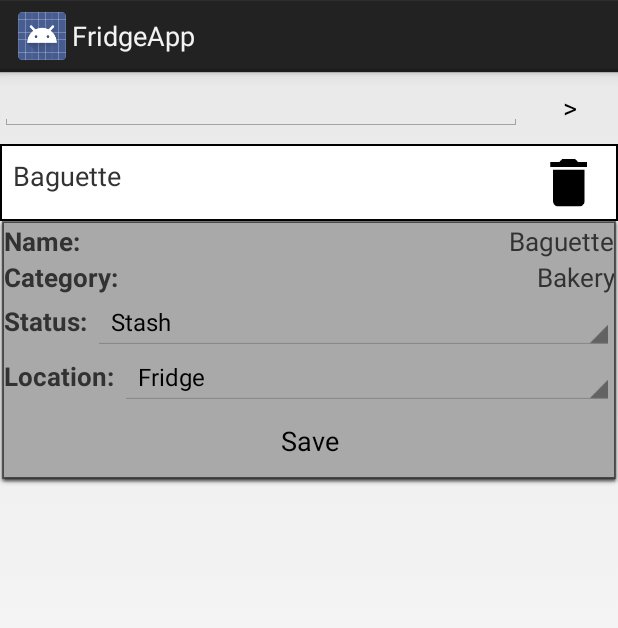
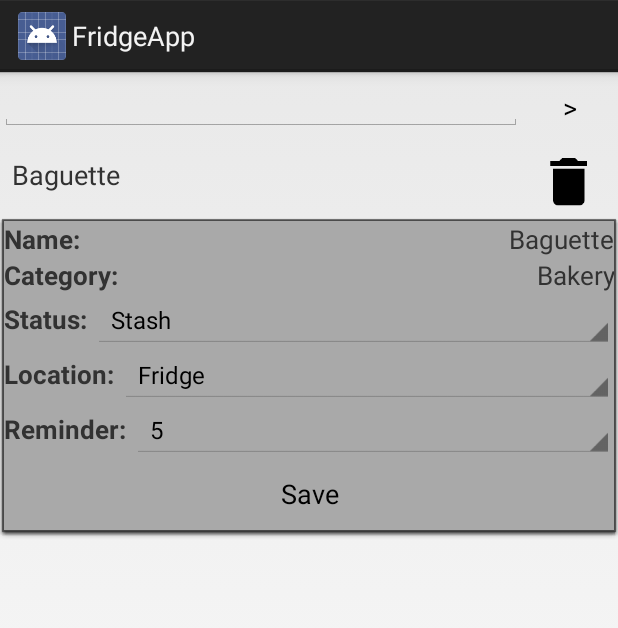
Before and after one commit to mfranklin128/FridgeApp, an Android app: the fragment StashFragment shown on its own in the app's theme, after a tap on "Baguette", on a phone screen of 412 x 824 dp. Shown: the top 628 px of the screen. Run offline under Robolectric (Android 15) with nearby library versions, the phone set to English and light mode, and no system bars.

Commit message:
added more Reminder functionality, incorporating into Item Detail card

```diff
--- a/app/src/main/java/com/mfranklin/fridgeapp/MainActivity.java
+++ b/app/src/main/java/com/mfranklin/fridgeapp/MainActivity.java
@@ -32,11 +32,7 @@ public class MainActivity extends Activity
         // as you specify a parent activity in AndroidManifest.xml.
         int id = item.getItemId();
 
-        //noinspection SimplifiableIfStatement
-        if (id == R.id.action_settings) {
-            return true;
-        }
-        else if (id == R.id.action_shopping_list) {
+        if (id == R.id.action_shopping_list) {
             MyFragmentManager.displayShoppingListFragment(this, false);
         }
         else if (id == R.id.action_add_item) {
--- a/app/src/main/java/com/mfranklin/fridgeapp/adapters/FoodItemAdapter.java
+++ b/app/src/main/java/com/mfranklin/fridgeapp/adapters/FoodItemAdapter.java
@@ -1,28 +1,29 @@
 package com.mfranklin.fridgeapp.adapters;
 
 import android.content.Context;
-import android.database.DataSetObserver;
+import android.database.sqlite.SQLiteDatabase;
 import android.graphics.Color;
 import android.util.Log;
 import android.view.LayoutInflater;
 import android.view.View;
-import android.view.ViewGroup;
 import android.widget.AdapterView;
 import android.widget.ArrayAdapter;
 import android.widget.BaseAdapter;
 import android.widget.Button;
 import android.widget.Filter;
 import android.widget.Spinner;
-import android.widget.SpinnerAdapter;
 import android.widget.TextView;
 import android.widget.Toast;
 
-import com.mfranklin.fridgeapp.Constants;
-import com.mfranklin.fridgeapp.FoodItem;
+import com.mfranklin.fridgeapp.data_model.Constants;
+import com.mfranklin.fridgeapp.data_model.FoodItem;
 import com.mfranklin.fridgeapp.R;
+import com.mfranklin.fridgeapp.data_model.Reminder;
 
 import java.util.ArrayList;
 import java.util.Arrays;
+import java.util.Calendar;
+import java.util.Date;
 import java.util.HashSet;
 import java.util.Set;
 
@@ -158,6 +159,7 @@ abstract class FoodItemAdapter extends BaseAdapter {
         // Set up status spinner and location spinner
         Spinner statuses = (Spinner) detailCardView.findViewById(R.id.detail_card_status_vals);
         final Spinner locations = (Spinner) detailCardView.findViewById(R.id.detail_card_location_vals);
+        final Spinner reminderPicker = (Spinner) detailCardView.findViewById(R.id.detail_card_reminder_length);
         String[] statusVals = Constants.statusStrings;
         String[] locationVals = Constants.locationStrings;
         // set adapters
@@ -182,8 +184,14 @@ abstract class FoodItemAdapter extends BaseAdapter {
                 int newStatus = Constants.stringToStatus((String) parent.getItemAtPosition(position));
                 thisFoodItem.setStatus(newStatus);
                 // If the item is in the stash, it has a location, potentially
-                if (newStatus == Constants.STATUS_STASH) locations.setVisibility(View.VISIBLE);
-                else locations.setVisibility(View.INVISIBLE);
+                if (newStatus == Constants.STATUS_STASH) {
+                    locations.setVisibility(View.VISIBLE);
+                    reminderPicker.setVisibility(View.VISIBLE);
+                }
+                else {
+                    locations.setVisibility(View.INVISIBLE);
+                    reminderPicker.setVisibility(View.INVISIBLE);
+                }
             }
 
             @Override
@@ -203,6 +211,40 @@ abstract class FoodItemAdapter extends BaseAdapter {
 
             }
         });
+        // Set up reminder text
+        Integer[] reminderVals = new Integer[30];
+        for (int i = 0; i < reminderVals.length; i++) {
+            reminderVals[i] = i+1; // display days 1 - 60
+        }
+        reminderPicker.setAdapter(new ArrayAdapter<Integer>(ctx, android.R.layout.simple_spinner_item, reminderVals));
+        // set up initial value, if any
+        Calendar today = Calendar.getInstance();
+        final int NUM_MILLIS_PER_DAY = 1000*60*60*24;
+        Reminder rem = Reminder.getFoodItemReminder(thisFoodItem.db, thisFoodItem);
+        if (rem == null) {
+            rem = new Reminder(thisFoodItem.db);
+            rem.setStartDate(Calendar.getInstance().getTime());
+            rem.setDurationDays(thisFoodItem.type.default_reminder);
+        }
+        Calendar startCal = Calendar.getInstance(); startCal.setTime(rem.getStartDate());
+        startCal.add(Calendar.DATE, rem.getDurationDays());
+        long endTime = startCal.getTime().getTime();
+
+        long difference = (endTime - today.getTime().getTime()) / (NUM_MILLIS_PER_DAY);
+        reminderPicker.setSelection((int) difference - 1); // this isn't great, but whatever, for now. don't worry about long vs int, and subtract 1 to get the index
+        // set up onSelected
+        final Reminder finalRem = rem;
+        reminderPicker.setOnItemSelectedListener(new AdapterView.OnItemSelectedListener() {
+            @Override
+            public void onItemSelected(AdapterView<?> parent, View view, int position, long id) {
+                finalRem.setDurationDays(position + 1);
+            }
+
+            @Override
+            public void onNothingSelected(AdapterView<?> parent) {
+
+            }
+        });
 
         // Set up save() button
         Button saveButton = (Button) detailCardView.findViewById(R.id.detail_card_save_button);
@@ -210,7 +252,15 @@ abstract class FoodItemAdapter extends BaseAdapter {
             @Override
             public void onClick(View v) {
                 thisFoodItem.save();
-
+                if (thisFoodItem.getStatus() == Constants.STATUS_STASH) {
+                    finalRem.save();
+                }
+                else {
+                    if (finalRem.getId() != -1) {
+                        // the reminder existed, but now the item is going on the list, so we delete it
+                        finalRem.delete();
+                    }
+                }
                 Toast confirm = Toast.makeText(ctx, "Updated", Toast.LENGTH_SHORT);
                 confirm.show();
             }
--- a/app/src/main/java/com/mfranklin/fridgeapp/Constants.java
+++ b/app/src/main/java/com/mfranklin/fridgeapp/data_model/Constants.java
@@ -1,4 +1,4 @@
-package com.mfranklin.fridgeapp;
+package com.mfranklin.fridgeapp.data_model;
 
 import android.content.Context;
 import android.content.res.Resources;
--- a/app/src/main/java/com/mfranklin/fridgeapp/FoodTypePrePopulateData.java
+++ b/app/src/main/java/com/mfranklin/fridgeapp/data_model/FoodTypePrePopulateData.java
@@ -1,4 +1,4 @@
-package com.mfranklin.fridgeapp;
+package com.mfranklin.fridgeapp.data_model;
 
 public class FoodTypePrePopulateData {
 	public String[] names = new String[155];
--- a/app/src/main/java/com/mfranklin/fridgeapp/FridgeAppDbHelper.java
+++ b/app/src/main/java/com/mfranklin/fridgeapp/data_model/FridgeAppDbHelper.java
@@ -1,4 +1,4 @@
-package com.mfranklin.fridgeapp;
+package com.mfranklin.fridgeapp.data_model;
 
 import android.content.ContentValues;
 import android.content.Context;
@@ -39,18 +39,30 @@ public class FridgeAppDbHelper extends SQLiteOpenHelper {
                     ") REFERENCES " + FridgeAppContract.FoodTypeEntry.TABLE_NAME + "(" + FridgeAppContract.FoodTypeEntry.COLUMN_NAME_NAME + ")" +
                     " )";
 
+    public static final String REMINDER_SQL_CREATE_STMTS =
+            "CREATE TABLE IF NOT EXISTS " + FridgeAppContract.ReminderEntry.TABLE_NAME + " (" +
+                    FridgeAppContract.ReminderEntry._ID + " INTEGER PRIMARY KEY," +
+                    FridgeAppContract.ReminderEntry.COLUMN_NAME_FOOD_ITEM + " NOT NULL," +
+                    FridgeAppContract.ReminderEntry.COLUMN_NAME_START_DATE + " NOT NULL," +
+                    FridgeAppContract.ReminderEntry.COLUMN_NAME_DURATION_DAYS + " INTEGER NOT NULL," +
+                    "FOREIGN KEY(" + FridgeAppContract.ReminderEntry.COLUMN_NAME_FOOD_ITEM +
+                    ") REFERENCES " + FridgeAppContract.FoodItemEntry.TABLE_NAME + "(" + FridgeAppContract.FoodItemEntry._ID + ")" +
+                    " )";
+
     public static final String FOOD_TYPE_SQL_DELETE_STMTS = "" +
             "DROP TABLE IF EXISTS " + FridgeAppContract.FoodTypeEntry.TABLE_NAME;
 
     public static final String FOOD_ITEM_SQL_DELETE_STMTS = "" +
             "DROP TABLE IF EXISTS " + FridgeAppContract.FoodItemEntry.TABLE_NAME;
 
-
+    public static final String REMINDER_SQL_DELETE_STMTS = "" +
+            "DROP TABLE IF EXISTS " + FridgeAppContract.ReminderEntry.TABLE_NAME;
 
     public void onCreate(SQLiteDatabase db) {
         Log.d("FridgeAppDb", "creating");
         db.execSQL(FOOD_TYPE_SQL_CREATE_STMTS);
         db.execSQL(FOOD_ITEM_SQL_CREATE_STMTS);
+        db.execSQL(REMINDER_SQL_CREATE_STMTS);
         if (dbIsEmpty(db)) {
             prePopulate(db);
         }
@@ -58,6 +70,7 @@ public class FridgeAppDbHelper extends SQLiteOpenHelper {
 
     // ONLY FOR DEVELOPMENT!
     public void onUpgrade(SQLiteDatabase db, int oldVersion, int newVersion) {
+        db.execSQL(REMINDER_SQL_DELETE_STMTS);
         db.execSQL(FOOD_ITEM_SQL_DELETE_STMTS);
         db.execSQL(FOOD_TYPE_SQL_DELETE_STMTS);
         onCreate(db);
--- /dev/null
+++ b/app/src/main/java/com/mfranklin/fridgeapp/data_model/Reminder.java
@@ -0,0 +1,142 @@
+package com.mfranklin.fridgeapp.data_model;
+
+import android.content.ContentValues;
+import android.database.Cursor;
+import android.database.sqlite.SQLiteDatabase;
+
+import com.mfranklin.fridgeapp.data_model.FridgeAppContract.*;
+
+import java.text.ParseException;
+import java.util.Calendar;
+import java.util.Date;
+
+/**
+ * Created by root on 12/6/15.
+ */
+public class Reminder {
+    private long itemId;
+    private Date startDate;
+    private int durationDays;
+    private Date endDate;
+    private long id;
+    private SQLiteDatabase db;
+
+    public Reminder(SQLiteDatabase db) {
+        this.db = db;
+        this.id = -1;
+    }
+
+    public Reminder(long itemId, Date startDate, int durationDays, long id, SQLiteDatabase db) {
+        this.db = db;
+        this.itemId = itemId;
+        this.startDate = startDate;
+        this.durationDays = durationDays;
+        this.id = id;
+        Calendar c = Calendar.getInstance();
+        c.setTime(startDate);
+        c.add(Calendar.DATE, durationDays);
+        endDate = c.getTime();
+    }
+
+    public Reminder(Cursor c, SQLiteDatabase db) {
+        this.db = db;
+
+        // all required
+        int startDateIndex = c.getColumnIndex(ReminderEntry.COLUMN_NAME_START_DATE + "reminder");
+        int durationIndex = c.getColumnIndex(ReminderEntry.COLUMN_NAME_DURATION_DAYS + "reminder");
+        int idIndex = c.getColumnIndex(ReminderEntry._ID + "reminder");
+        int foodItemIdIndex = c.getColumnIndex(ReminderEntry.COLUMN_NAME_FOOD_ITEM + "reminder");
+
+        try {
+            startDate = Constants.expDateFormat.parse(c.getString(startDateIndex));
+        }
+        catch (ParseException e) {
+            startDate = null; // this shouldn't happen
+        }
+        durationDays = c.getInt(durationIndex);
+        id = c.getLong(idIndex);
+        itemId = c.getLong(foodItemIdIndex);
+    }
+
+    public void setStartDate(Date startDate) {
+        this.startDate = startDate;
+    }
+
+    public Date getStartDate() {
+        return startDate;
+    }
+
+    public void setDurationDays(int durationDays) {
+        this.durationDays = durationDays;
+    }
+
+    public int getDurationDays() {
+        return durationDays;
+    }
+
+    // could never use endDate, and only rely on startDate and duration
+    public void setEndDate(Date endDate) {
+        this.endDate = endDate;
+    }
+
+    public Date getEndDate() {
+        return endDate;
+    }
+
+    public long save() {
+        long result = -1;
+        ContentValues vals = new ContentValues();
+
+        // Put the item id
+        vals.put(ReminderEntry.COLUMN_NAME_FOOD_ITEM, itemId);
+        // Put the start date
+        vals.put(ReminderEntry.COLUMN_NAME_START_DATE, Constants.expDateFormat.format(startDate));
+        vals.put(ReminderEntry.COLUMN_NAME_DURATION_DAYS, durationDays);
+
+        if (id == -1) {
+            result = db.insert(ReminderEntry.TABLE_NAME, null, vals);
+        }
+        else {
+            result = db.update(ReminderEntry.TABLE_NAME, vals, ReminderEntry._ID + "=" + id, null);
+        }
+        return result;
+    }
+
+    public void delete() {
+        int deleted = db.delete(ReminderEntry.TABLE_NAME, ReminderEntry._ID + "=?", new String[] {""+id});
+    }
+
+    public long getId() { return id; }
+
+    // For now, we only have one reminder per food item, which we update
+    public static Reminder getFoodItemReminder(SQLiteDatabase db, FoodItem item) {
+        Reminder toReturn;
+        String[] projection = {
+                FoodItemEntry._ID,
+                ReminderEntry.COLUMN_NAME_FOOD_ITEM,
+                ReminderEntry.COLUMN_NAME_DURATION_DAYS,
+                ReminderEntry.COLUMN_NAME_START_DATE
+        };
+
+        String query =
+                "SELECT " +
+                        FoodItemEntry.TABLE_NAME + "." + FoodItemEntry._ID + " AS " + FoodItemEntry._ID + "fooditem" + ", " +
+                        ReminderEntry.TABLE_NAME + "." + ReminderEntry.COLUMN_NAME_FOOD_ITEM + " AS " + ReminderEntry.COLUMN_NAME_FOOD_ITEM + "reminder" + ", " +
+                        ReminderEntry.TABLE_NAME + "." + ReminderEntry.COLUMN_NAME_START_DATE + " AS " + ReminderEntry.COLUMN_NAME_START_DATE + "reminder" + ", " +
+                        ReminderEntry.TABLE_NAME + "." + ReminderEntry.COLUMN_NAME_DURATION_DAYS + " AS " + ReminderEntry.COLUMN_NAME_DURATION_DAYS + "reminder" +
+                        " FROM " + FoodItemEntry.TABLE_NAME + " INNER JOIN " +
+                        ReminderEntry.TABLE_NAME + " ON " +
+                        ReminderEntry.TABLE_NAME + "." + ReminderEntry.COLUMN_NAME_FOOD_ITEM + "=" +
+                        FoodItemEntry.TABLE_NAME + "." + FoodItemEntry._ID;
+
+        Cursor c = db.rawQuery(query, new String[] {});
+        if (!c.moveToFirst()) {
+            return null;
+        }
+        else {
+            toReturn = new Reminder(c, db);
+            c.close();
+            return toReturn;
+        }
+    }
+}
--- a/app/src/main/res/layout/food_item_detail_card.xml
+++ b/app/src/main/res/layout/food_item_detail_card.xml
@@ -74,6 +74,23 @@
             android:gravity="right"
             android:spinnerMode="dialog"/>
     </LinearLayout>
+    <LinearLayout
+        android:layout_width="match_parent"
+        android:layout_height="wrap_content">
+        <TextView
+            android:layout_width="wrap_content"
+            android:layout_height="wrap_content"
+            android:text="Reminder: "
+            android:textStyle="bold"
+            android:textSize="17sp"/>
+        <Spinner
+            android:id="@+id/detail_card_reminder_length"
+            android:layout_width="fill_parent"
+            android:layout_height="wrap_content"
+            android:gravity="right"
+            android:spinnerMode="dialog"
+            android:dropDownWidth="wrap_content"/>
+    </LinearLayout>
     <Button
         android:layout_width="match_parent"
         android:layout_height="wrap_content"
--- a/app/src/main/res/layout/stash_item.xml
+++ b/app/src/main/res/layout/stash_item.xml
@@ -2,8 +2,7 @@
 <RelativeLayout xmlns:android="http://schemas.android.com/apk/res/android"
     android:orientation="horizontal" android:layout_width="match_parent"
     android:layout_height="match_parent"
-    android:paddingRight="8dip"
-    android:background="@drawable/image_border">
+    android:paddingRight="8dip">
     <TextView
         android:layout_width="wrap_content"
         android:layout_height="wrap_content"
--- a/app/src/main/res/menu/menu_main.xml
+++ b/app/src/main/res/menu/menu_main.xml
@@ -6,6 +6,4 @@
         android:orderInCategory="2" android:showAsAction="ifRoom|withText"/>
     <item android:id="@+id/action_fridge" android:title="Stash"
         android:orderInCategory="3" android:showAsAction="ifRoom|withText"/>
-    <item android:id="@+id/action_settings" android:title="@string/action_settings"
-        android:orderInCategory="100" android:showAsAction="never" />
 </menu>
```
Also changed, not shown: app/src/main/java/com/mfranklin/fridgeapp/NewItemFragment.java (+3 -26 lines), app/src/main/java/com/mfranklin/fridgeapp/ShoppingListFragment.java (+2 -32 lines), app/src/main/java/com/mfranklin/fridgeapp/StashFragment.java (+3 -15 lines), app/src/main/java/com/mfranklin/fridgeapp/adapters/NewItemAdapter.java (+16 -9 lines), app/src/main/java/com/mfranklin/fridgeapp/adapters/ShoppingListAdapter.java (+7 -9 lines), app/src/main/java/com/mfranklin/fridgeapp/adapters/StashAdapter.java (+2 -9 lines), app/src/main/java/com/mfranklin/fridgeapp/data_model/FoodItem.java (renamed from app/src/main/java/com/mfranklin/fridgeapp/FoodItem.java, +47 -21 lines), app/src/main/java/com/mfranklin/fridgeapp/data_model/FoodType.java (renamed from app/src/main/java/com/mfranklin/fridgeapp/FoodType.java, +2 -5 lines), app/src/main/java/com/mfranklin/fridgeapp/data_model/FridgeAppContract.java (renamed from app/src/main/java/com/mfranklin/fridgeapp/FridgeAppContract.java, +10 -2 lines).
